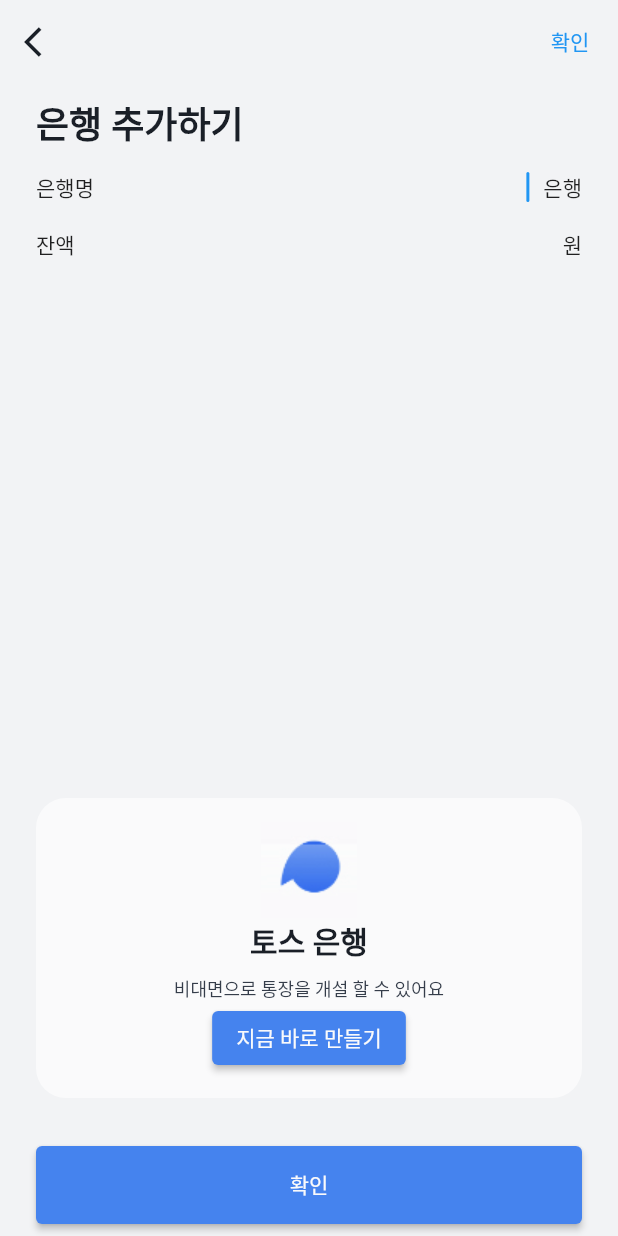
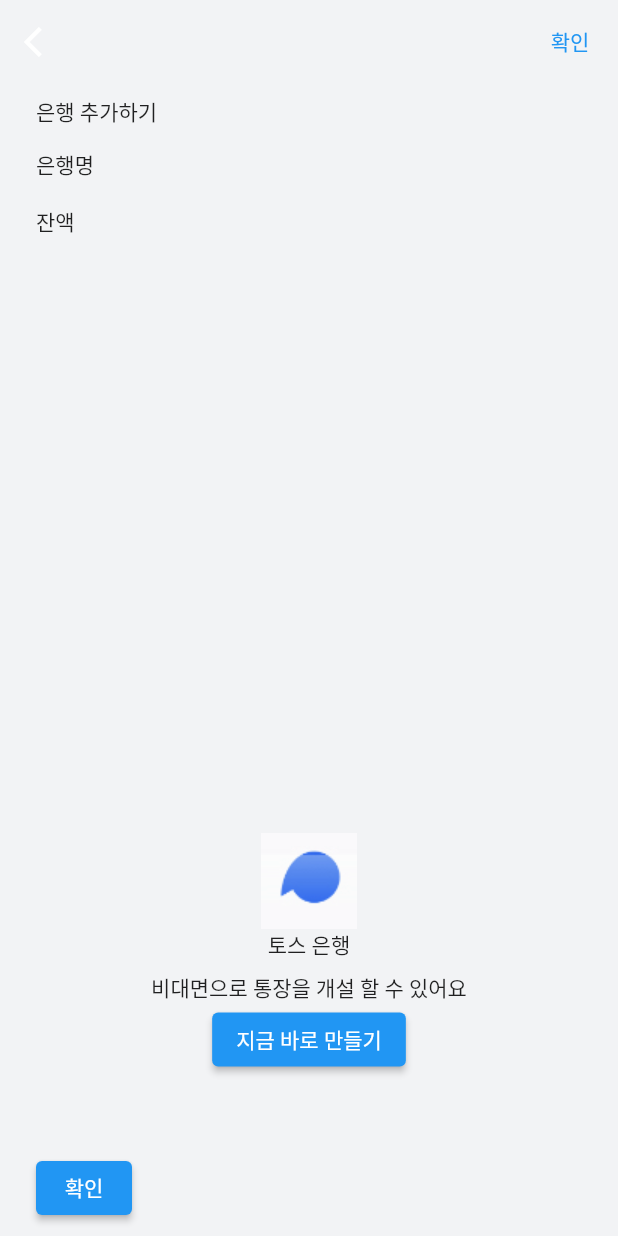
Before and after one commit to busking22/chang_2nd_mini, a Flutter app: the AddPage screen opened directly, on a phone screen of 412 x 824 dp. Run offline on Flutter 3.47's test engine with Material 2 defaults, Android fonts, the phone set to English and light mode, and no system bars.

Commit message:
finish level first1

```diff
--- a/lib/pages/add_page.dart
+++ b/lib/pages/add_page.dart
@@ -50,7 +50,6 @@
                 onPressed: () {},
                 icon: const Icon(
                   Icons.arrow_back_ios,
-                  color: TossColor.black,
                 ),
               ),
               backgroundColor: TossColor.grey1,
@@ -73,11 +72,6 @@
                   children: [
                     const Text(
                       "은행 추가하기",
-                      style: TextStyle(
-                        color: TossColor.black,
-                        fontSize: 24,
-                        fontWeight: FontWeight.bold,
-                      ),
                     ),
                     const SizedBox(
                       height: 8,
@@ -88,13 +82,7 @@
                         const Text("은행명"),
                         const SizedBox(width: 8),
                         Expanded(
-                          child: CupertinoTextField.borderless(
-                            textAlign: TextAlign.end,
-                            controller: nameController,
-                            focusNode: nameNode,
-                            onSubmitted: (value) {},
-                            suffix: const Text("은행"),
-                          ),
+                          child: CupertinoTextField.borderless(),
                         ),
                       ],
                     ),
@@ -107,14 +95,7 @@
                         const Text("잔액"),
                         const SizedBox(width: 8),
                         Expanded(
-                          child: CupertinoTextField.borderless(
-                            textAlign: TextAlign.end,
-                            controller: balanceController,
-                            focusNode: balanceNode,
-                            keyboardType: TextInputType.number,
-                            suffix: const Text("원"),
-                            onChanged: (value) {},
-                          ),
+                          child: CupertinoTextField.borderless(),
                         ),
                       ],
                     ),
@@ -122,39 +103,21 @@
                     Container(
                       height: 200,
                       width: double.infinity,
-                      decoration: BoxDecoration(
-                        color: TossColor.white,
-                        borderRadius: BorderRadius.circular(20),
-                      ),
                       child: Column(
                         mainAxisAlignment: MainAxisAlignment.center,
                         children: [
                           Image.asset('assets/toss_bank.png'),
                           const Text(
                             "토스 은행",
-                            style: TextStyle(
-                              color: TossColor.black,
-                              fontSize: 20,
-                              fontWeight: FontWeight.bold,
-                            ),
                           ),
                           const SizedBox(
                             height: 8,
                           ),
                           const Text(
                             "비대면으로 통장을 개설 할 수 있어요",
-                            style: TextStyle(
-                              color: TossColor.bluegrey,
-                              fontSize: 12,
-                              fontWeight: FontWeight.w300,
-                            ),
                           ),
                           ElevatedButton(
                             onPressed: () {},
-                            style: ElevatedButton.styleFrom(
-                              onPrimary: TossColor.white,
-                              primary: TossColor.blue,
-                            ),
                             child: const Text("지금 바로 만들기"),
                           ),
                         ],
@@ -165,11 +128,6 @@
                     ),
                     ElevatedButton(
                       onPressed: () {},
-                      style: ElevatedButton.styleFrom(
-                        minimumSize: const Size(double.infinity, 52),
-                        onPrimary: TossColor.white,
-                        primary: TossColor.blue,
-                      ),
                       child: const Text("확인"),
                     ),
                   ],
```
Also changed, not shown: lib/components/bank_container.dart (+0 -15 lines), lib/pages/home_page.dart (+0 -9 lines), lib/pages/send_page.dart (+1 -26 lines).
